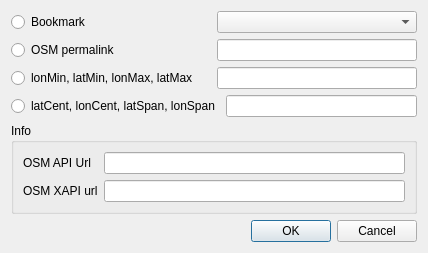
Qt form GotoDialog.ui (openstreetmap/merkaartor) before a commit.
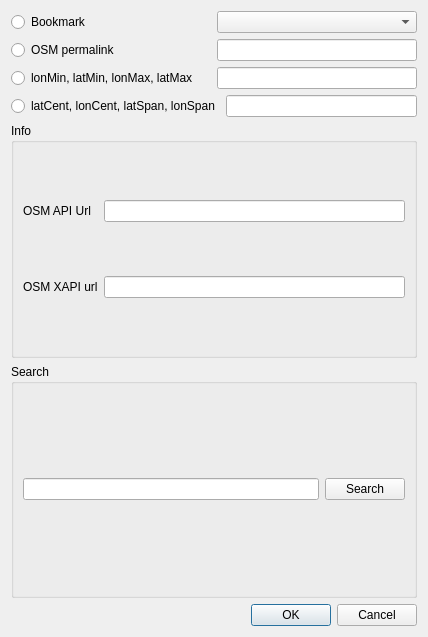
The same form after that commit.

Commit message: ADD : Add Name Finder service to "Go to" dialog.

What changed in the file:
```diff
--- a/GotoDialog.ui
+++ b/GotoDialog.ui
@@ -6,7 +6,7 @@
     <x>0</x>
     <y>0</y>
     <width>426</width>
-    <height>251</height>
+    <height>637</height>
    </rect>
   </property>
   <property name="windowTitle" >
@@ -191,17 +191,31 @@
     </widget>
    </item>
    <item>
-    <spacer>
-     <property name="orientation" >
-      <enum>Qt::Vertical</enum>
+    <widget class="QGroupBox" name="searchBox" >
+     <property name="title" >
+      <string>Search</string>
      </property>
-     <property name="sizeHint" stdset="0" >
-      <size>
-       <width>20</width>
-       <height>40</height>
-      </size>
-     </property>
-    </spacer>
+     <layout class="QVBoxLayout" name="verticalLayout_3" >
+      <item>
+       <layout class="QVBoxLayout" name="verticalLayout_4" >
+        <item>
+         <layout class="QHBoxLayout" name="horizontalLayout_7" >
+          <item>
+           <widget class="QLineEdit" name="NameFinderEdit" />
+          </item>
+          <item>
+           <widget class="QPushButton" name="searchButton" >
+            <property name="text" >
+             <string>Search</string>
+            </property>
+           </widget>
+          </item>
+         </layout>
+        </item>
+       </layout>
+      </item>
+     </layout>
+    </widget>
    </item>
    <item>
     <widget class="QDialogButtonBox" name="buttonBox" >
```
The commit also changes 15 other files.
